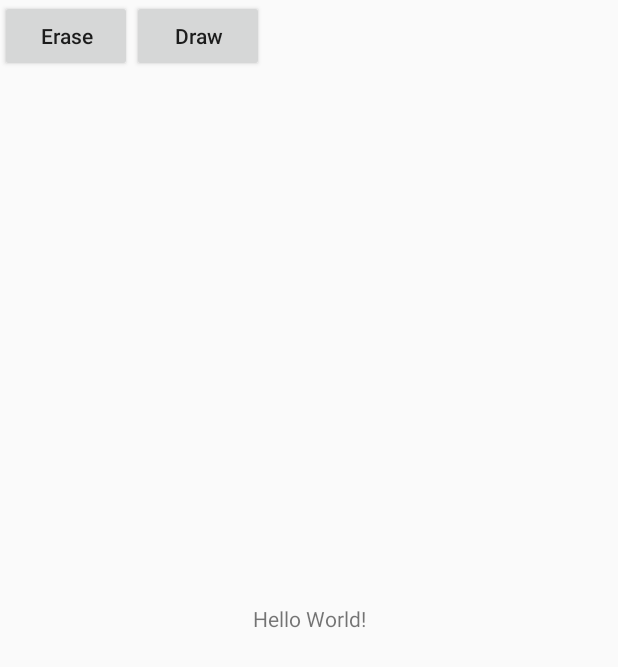
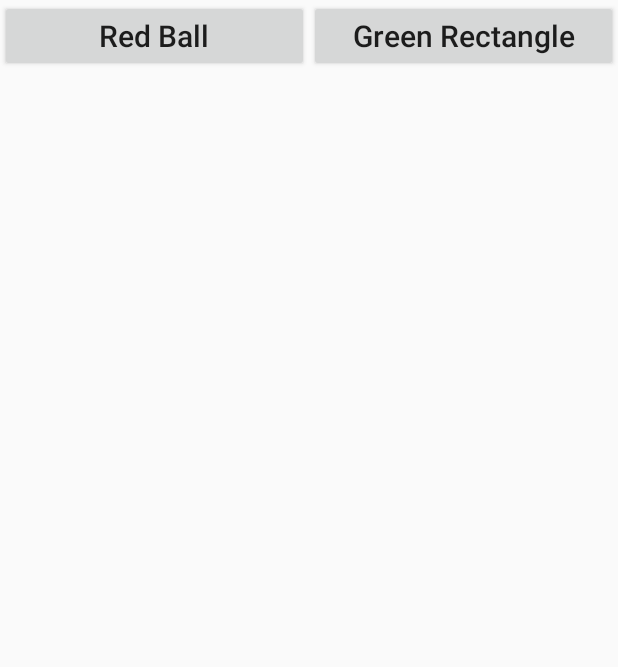
Before and after one commit to KWall1202/CS441_Drawing, an Android app: the layout activity_main.xml on its own in the app's theme, with its tools: preview values and no code run, on a phone screen of 412 x 824 dp. Shown: the top 667 px of the screen. Run offline under Robolectric (Android 15) with nearby library versions, the phone set to English and light mode, and no system bars.

Commit message:
Scrapped project, inserted sample code to start from for next time

```diff
--- a/app/src/main/res/layout/activity_main.xml
+++ b/app/src/main/res/layout/activity_main.xml
@@ -1,57 +1,45 @@
 <?xml version="1.0" encoding="utf-8"?>
-<androidx.constraintlayout.widget.ConstraintLayout xmlns:android="http://schemas.android.com/apk/res/android"
+<android.support.constraint.ConstraintLayout xmlns:android="http://schemas.android.com/apk/res/android"
     xmlns:app="http://schemas.android.com/apk/res-auto"
     xmlns:tools="http://schemas.android.com/tools"
     android:layout_width="match_parent"
     android:layout_height="match_parent"
     tools:context=".MainActivity">
 
-    <TextView
-        android:layout_width="wrap_content"
-        android:layout_height="wrap_content"
-        android:text="Hello World!"
-        app:layout_constraintBottom_toBottomOf="parent"
-        app:layout_constraintLeft_toLeftOf="parent"
-        app:layout_constraintRight_toRightOf="parent"
-        app:layout_constraintTop_toTopOf="parent" />
-
     <LinearLayout
         android:layout_width="match_parent"
         android:layout_height="match_parent"
-        android:orientation="vertical"
-        >
+        android:orientation="vertical">
 
         <LinearLayout
             android:layout_width="match_parent"
             android:layout_height="wrap_content"
-            android:orientation="horizontal"
-            android:id="@+id/uiLayout"
-            >
+            android:orientation="horizontal">
 
             <Button
-                android:layout_width="wrap_content"
+                android:id="@+id/redButton"
+                android:layout_width="1dp"
                 android:layout_height="wrap_content"
-                android:id="@+id/eraseButton"
-                android:text="Erase"
+                android:layout_weight="1"
+                android:text="Red Ball"
                 android:textAllCaps="false"
-                />
+                android:textSize="20dp" />
 
             <Button
-                android:layout_width="wrap_content"
+                android:id="@+id/greenButton"
+                android:layout_width="1dp"
                 android:layout_height="wrap_content"
-                android:id="@+id/drawButton"
-                android:text="Draw"
+                android:layout_weight="1"
+                android:text="Green Rectangle"
                 android:textAllCaps="false"
-                />
+                android:textSize="20dp" />
         </LinearLayout>
 
         <LinearLayout
+            android:id="@+id/customViewLayout"
             android:layout_width="match_parent"
             android:layout_height="wrap_content"
-            android:orientation="vertical"
-            android:id="@+id/canvasLayout">
+            android:orientation="vertical">
         </LinearLayout>
-
     </LinearLayout>
-
-</androidx.constraintlayout.widget.ConstraintLayout>
+</android.support.constraint.ConstraintLayout>
```
Also changed, not shown: app/src/main/java/com/example/cs441_drawing/DrawSurface.java (+2 -103 lines), app/src/main/java/com/example/cs441_drawing/MainActivity.java (+88 -29 lines).
